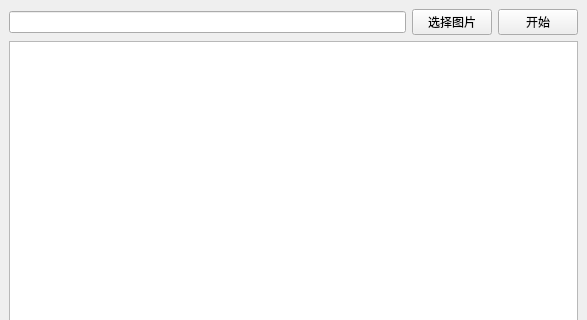
Before: the Qt Designer form window.ui in xjcdxj/BaiduOCR, drawn with Qt 5; both pictures show x 0 to 587 and y 0 to 320 of the 587 by 564 pixel window.
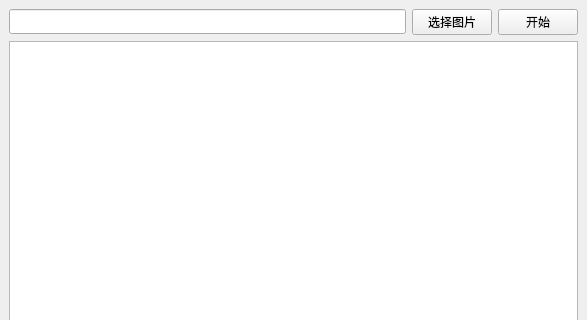
After: the same form once the commit is applied.

```diff
--- a/window.ui
+++ b/window.ui
@@ -18,7 +18,13 @@
     <item>
      <layout class="QHBoxLayout" name="horizontalLayout">
       <item>
-       <widget class="QLineEdit" name="lineEdit"/>
+       <widget class="QLineEdit" name="lineEdit">
+        <property name="font">
+         <font>
+          <family>Microsoft YaHei</family>
+         </font>
+        </property>
+       </widget>
       </item>
       <item>
        <widget class="QPushButton" name="pushButton">
```
Left out of the diff: 12 changed lines with no effect on the pictures.
